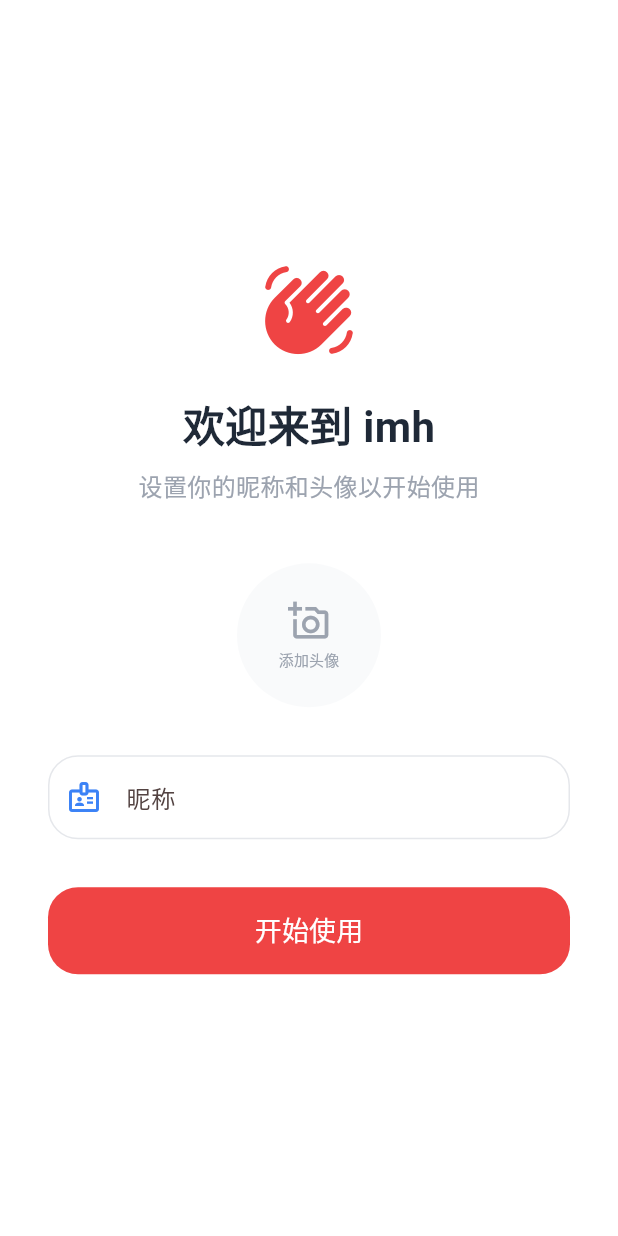
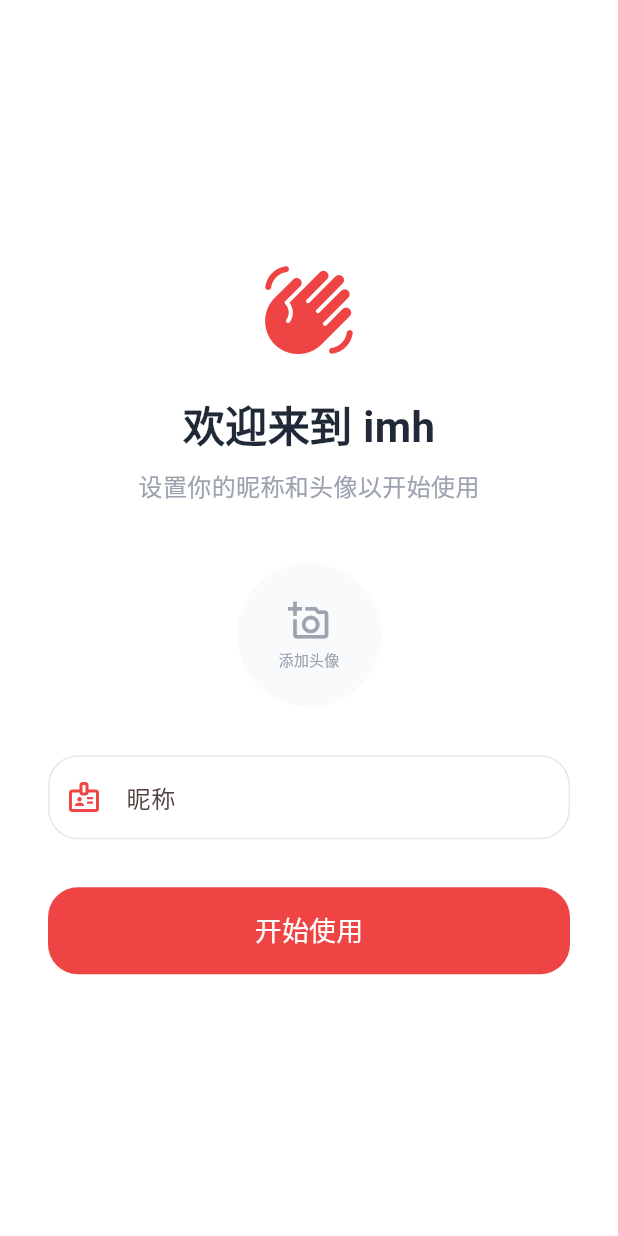
Before and after one commit to PassionZale/imh, a Flutter app: the screen it shows after launch, on a phone screen of 412 x 824 dp. Run offline on Flutter 3.47's test engine with Material 3 defaults, Android fonts, the phone set to English and light mode, and no system bars; our stand-ins replace image_picker, shared_preferences, sqflite, wakelock_plus; accounts and stored records are empty.

Commit message:
style: 统一 UI 颜色和布局一致性
- 将所有 secondary 颜色改为 primary 红色，统一品牌视觉
- AppBar 标题居中对齐
- 首页标题改为 "IMH"
- 设置页 ListTile 去除左右 padding

Co-Authored-By: Claude Opus 4.6 <noreply@anthropic.com>

```diff
--- a/lib/pages/create_user_page.dart
+++ b/lib/pages/create_user_page.dart
@@ -116,7 +116,7 @@ class _CreateUserPageState extends State<CreateUserPage> {
                                 alignment: Alignment.bottomRight,
                                 child: CircleAvatar(
                                   radius: 16,
-                                  backgroundColor: AppColors.secondary,
+                                  backgroundColor: AppColors.primary,
                                   child: const Icon(
                                     Icons.camera_alt,
                                     size: 16,
--- a/lib/pages/settings/user_edit_page.dart
+++ b/lib/pages/settings/user_edit_page.dart
@@ -109,7 +109,7 @@ class _UserEditPageState extends State<UserEditPage> {
                           alignment: Alignment.bottomRight,
                           child: CircleAvatar(
                             radius: 16,
-                            backgroundColor: AppColors.secondary,
+                            backgroundColor: AppColors.primary,
                             child: const Icon(
                               Icons.camera_alt,
                               size: 16,
--- a/lib/pages/tabs/home/car_card.dart
+++ b/lib/pages/tabs/home/car_card.dart
@@ -146,7 +146,7 @@ class CarCard extends StatelessWidget {
               }
             },
             style: ElevatedButton.styleFrom(
-              backgroundColor: AppColors.secondary,
+              backgroundColor: AppColors.primary,
               foregroundColor: Colors.white,
               padding: const EdgeInsets.symmetric(vertical: 12),
               shape: RoundedRectangleBorder(
--- a/lib/pages/tabs/home_page.dart
+++ b/lib/pages/tabs/home_page.dart
@@ -105,7 +105,7 @@ class _HomePageState extends State<HomePage> {
   Widget build(BuildContext context) {
     return Scaffold(
       appBar: AppBar(
-        title: const Text('首页'),
+        title: const Text('IMH'),
       ),
       body: _loading
           ? const Center(child: CircularProgressIndicator())
--- a/lib/pages/tabs/setting_page.dart
+++ b/lib/pages/tabs/setting_page.dart
@@ -117,6 +117,7 @@ class _SettingPageState extends State<SettingPage> {
                     child: Column(
                       children: [
                         ListTile(
+                          contentPadding: EdgeInsets.zero,
                           leading: const Icon(Icons.checklist_rtl_outlined),
                           title: const Text('打卡任务'),
                           trailing: const Icon(Icons.chevron_right),
@@ -124,6 +125,7 @@ class _SettingPageState extends State<SettingPage> {
                         ),
                         const Divider(height: 1),
                         ListTile(
+                          contentPadding: EdgeInsets.zero,
                           leading: const Icon(Icons.directions_car_outlined),
                           title: const Text('我的车辆'),
                           trailing: const Icon(Icons.chevron_right),
@@ -131,6 +133,7 @@ class _SettingPageState extends State<SettingPage> {
                         ),
                         const Divider(height: 1),
                         ListTile(
+                          contentPadding: EdgeInsets.zero,
                           leading: const Icon(Icons.file_upload_outlined),
                           title: const Text('数据导入'),
                           trailing: const Icon(Icons.chevron_right),
--- a/lib/theme/app_theme.dart
+++ b/lib/theme/app_theme.dart
@@ -28,7 +28,7 @@ class AppTheme {
         BoxShadow(
           offset: const Offset(0, 0),
           blurRadius: 4,
-          color: AppColors.secondary.withValues(alpha: 0.35),
+          color: AppColors.primary.withValues(alpha: 0.35),
         ),
       ];
 
@@ -50,7 +50,7 @@ class AppTheme {
         backgroundColor: AppColors.primary,
         foregroundColor: Colors.white,
         elevation: 0,
-        centerTitle: false,
+        centerTitle: true,
       ),
 
       // Card Theme
@@ -81,7 +81,7 @@ class AppTheme {
         ),
         focusedBorder: OutlineInputBorder(
           borderRadius: BorderRadius.circular(radiusMd),
-          borderSide: const BorderSide(color: AppColors.secondary, width: 2),
+          borderSide: const BorderSide(color: AppColors.primary, width: 2),
         ),
         errorBorder: OutlineInputBorder(
           borderRadius: BorderRadius.circular(radiusMd),
@@ -109,7 +109,7 @@ class AppTheme {
       // Text Button Theme
       textButtonTheme: TextButtonThemeData(
         style: TextButton.styleFrom(
-          foregroundColor: AppColors.secondary,
+          foregroundColor: AppColors.primary,
         ),
       ),
 
@@ -122,7 +122,7 @@ class AppTheme {
       // Icon Button Theme
       iconButtonTheme: IconButtonThemeData(
         style: IconButton.styleFrom(
-          foregroundColor: AppColors.secondary,
+          foregroundColor: AppColors.primary,
         ),
       ),
 
```
